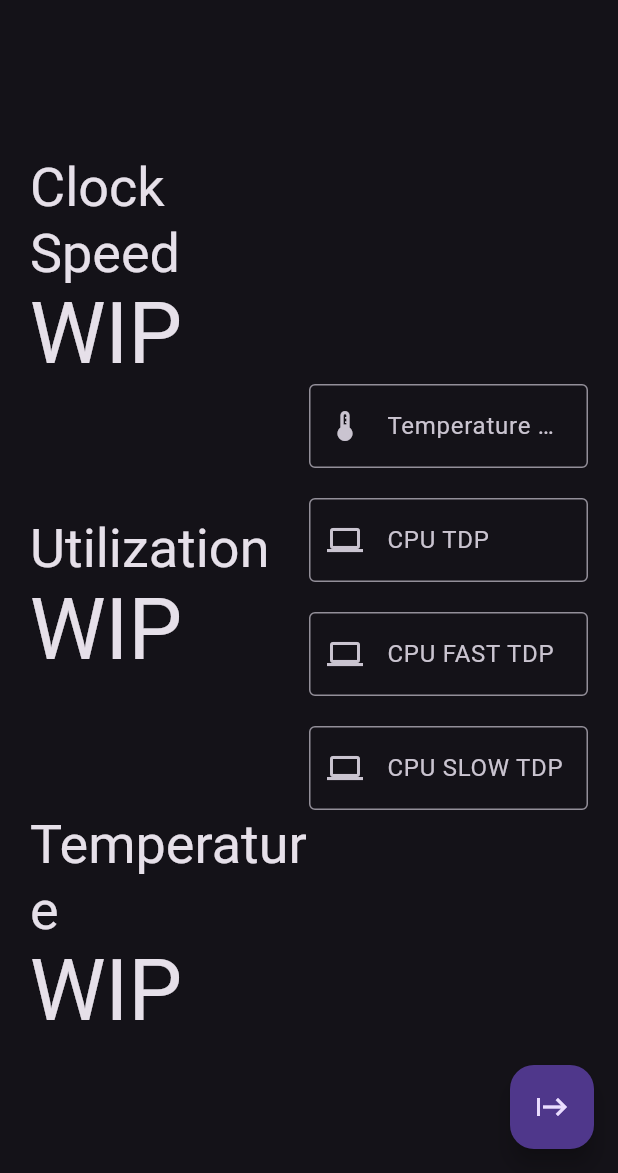
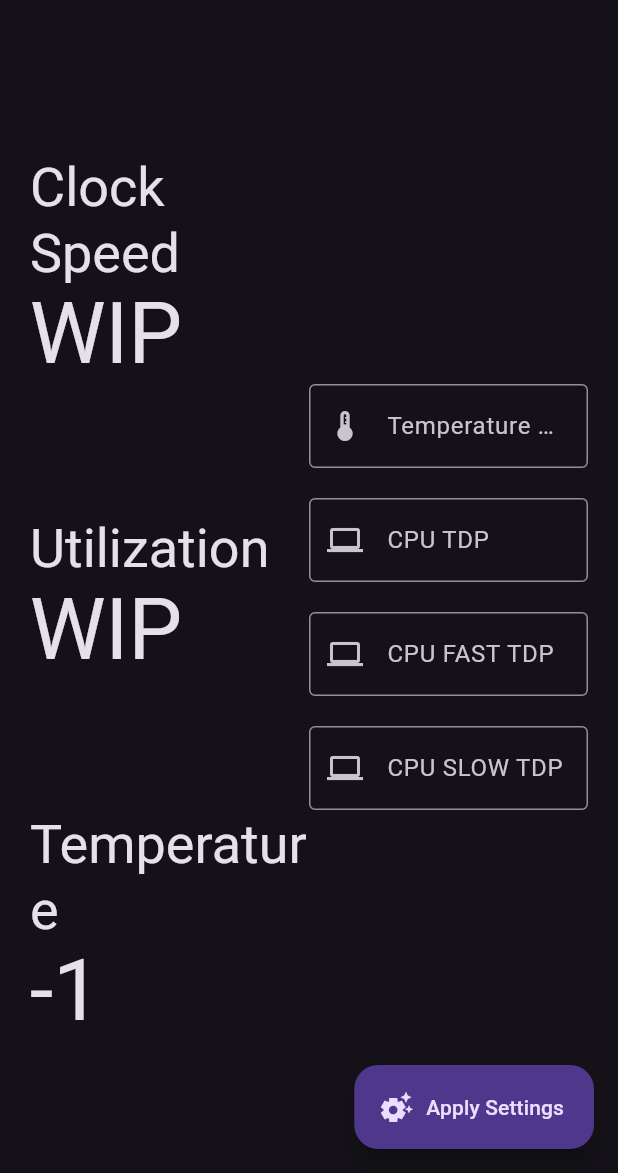
Before and after one commit to n1ved/FAdj, a Flutter app: the first screen one second after launch, on a phone screen of 412 x 824 dp, the part 63-1236 px from its top. Run offline on Flutter 3.47's test engine with Material 2 defaults, Android fonts, the phone set to English and light mode, and no system bars; missing offline and left inert: process_run.

Commit message:
temperature monitoring using acpi

```diff
--- a/lib/screens/home.dart
+++ b/lib/screens/home.dart
@@ -1,3 +1,5 @@
+import 'dart:async';
+
 import 'package:flutter/material.dart';
 import 'package:process_run/process_run.dart';
 import 'package:ryzenadj_fluttter/default_controll_values.dart';
@@ -17,8 +19,21 @@ class _HomeScreenState extends State<HomeScreen> {
   final TextEditingController _fastLimit = TextEditingController();
   final TextEditingController _slowLimit = TextEditingController();
 
+  var acpi_temp;
+  Timer? timer;
+
+  void getAcpi() {
+    var shell = Shell(verbose: false);
+    shell.run('acpi -t').then((value) => acpi_temp = value.outText);
+    timer = Timer.periodic(const Duration(seconds: 5), (timer) {
+      shell.run('acpi -t').then((value) => acpi_temp = value.outText);
+      setState(() {});
+    });
+  }
+
   @override
   void initState() {
+    getAcpi();
     super.initState();
   }
 
@@ -42,14 +57,16 @@ class _HomeScreenState extends State<HomeScreen> {
           padding: const EdgeInsets.fromLTRB(20.0, 0, 20.0, 0),
           child: Row(
             children: [
-              const Expanded(
+              Expanded(
                 child: Column(
                   mainAxisAlignment: MainAxisAlignment.spaceEvenly,
                   crossAxisAlignment: CrossAxisAlignment.start,
                   children: [
-                    StatusText(headline: "Clock Speed", value: "WIP"),
-                    StatusText(headline: "Utilization", value: "WIP"),
-                    StatusText(headline: "Temperature", value: "WIP"),
+                    const StatusText(headline: "Clock Speed", value: "WIP"),
+                    const StatusText(headline: "Utilization", value: "WIP"),
+                    StatusText(
+                        headline: "Temperature",
+                        value: sortString(value: acpi_temp ?? ". . . -1")),
                   ],
                 ),
               ),
@@ -88,13 +105,14 @@ class _HomeScreenState extends State<HomeScreen> {
           ),
         ),
       ),
-      floatingActionButton: FloatingActionButton(
+      floatingActionButton: FloatingActionButton.extended(
         onPressed: () async {
           var shell = Shell();
           await shell.run(
               "ryzenadj --tctl-temp=${CntrlValues.tctl.toString()} --stapm-limit=${CntrlValues.stapm.toString()} --fast-limit=${CntrlValues.fast.toString()} --slow-limit=${CntrlValues.slow.toString()}");
         },
-        child: const Icon(Icons.start),
+        icon: const Icon(Icons.settings_suggest),
+        label: const Text("Apply Settings"),
       ),
     );
   }
@@ -108,3 +126,8 @@ class _HomeScreenState extends State<HomeScreen> {
     super.dispose();
   }
 }
+
+String sortString({required value}) {
+  var words = value.split(' ');
+  return words[3];
+}
--- a/lib/screens/ryzenadj_Info.dart
+++ b/lib/screens/ryzenadj_Info.dart
@@ -45,7 +45,7 @@ class _RyzenAdjInfoState extends State<RyzenAdjInfo> {
           )
         ],
       ),
-      floatingActionButton: FloatingActionButton(
+      floatingActionButton: FloatingActionButton.extended(
         onPressed: () {
           setState(() {
             getInfo();
@@ -53,7 +53,8 @@ class _RyzenAdjInfoState extends State<RyzenAdjInfo> {
         },
         tooltip: "Refresh",
         enableFeedback: true,
-        child: const Icon(Icons.refresh),
+        label: const Text("Refresh"),
+        icon: const Icon(Icons.refresh),
       ),
     );
   }
```
Also changed, not shown: lib/main.dart (+0 -14 lines).
